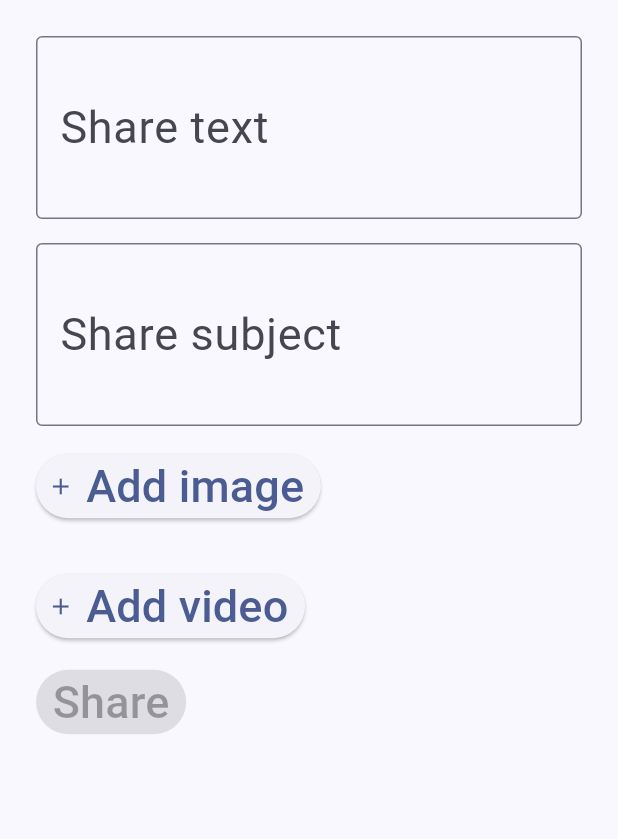
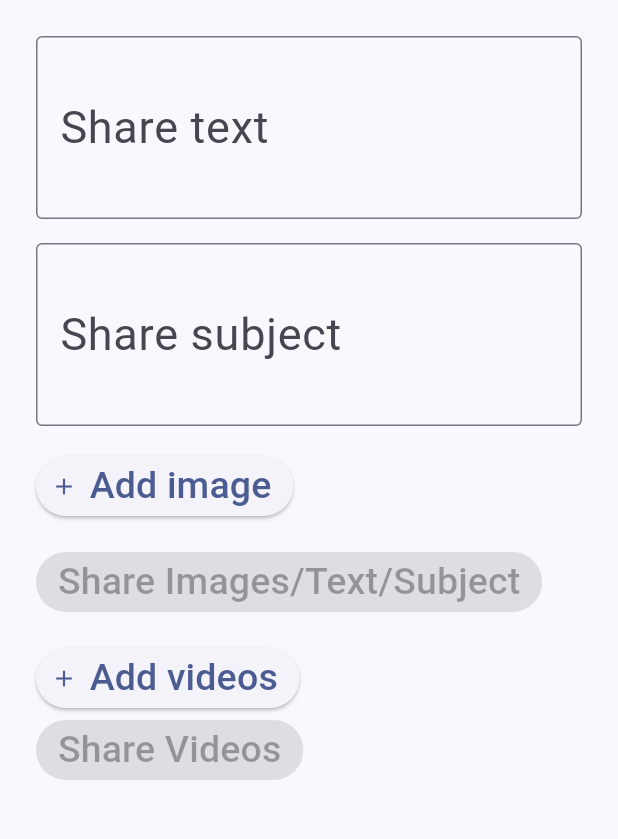
Before and after one commit to MuhammadBilalAkbar/share_plus_package, a Flutter app: the screen it shows after launch, after a tap on "Add image", on a phone screen of 412 x 824 dp, the part 84-923 px from its top. Run offline on Flutter 3.47's test engine with Material 2 defaults, Android fonts, the phone set to English and light mode, and no system bars; our stand-ins replace image_picker, share_plus; missing offline and left inert: file_selector.

Commit message:
Initial commit

```diff
--- a/lib/main.dart
+++ b/lib/main.dart
@@ -1,14 +1,9 @@
-import 'dart:io';
-import 'package:file_selector/file_selector.dart'
-    hide XFile; // hides to test if share_plus exports XFile
-import 'package:flutter/foundation.dart';
 import 'package:flutter/material.dart';
-import 'package:image_picker/image_picker.dart'
-    hide XFile; // hides to test if share_plus exports XFile
-import 'package:share_plus/share_plus.dart';
+
+import 'pages/share_plus_page.dart';
 
 void main() => runApp(const MyApp());
-//
+
 class MyApp extends StatelessWidget {
   const MyApp({super.key});
 
@@ -25,162 +20,9 @@ class MyApp extends StatelessWidget {
           textTheme: const TextTheme(
             bodyLarge: TextStyle(fontSize: 30.0),
             titleMedium: TextStyle(fontSize: 30.0),
-            labelLarge: TextStyle(fontSize: 30.0),
+            labelLarge: TextStyle(fontSize: 25.0),
           ),
         ),
         home: const SharePlusPage(),
       );
 }
-
-class SharePlusPage extends StatefulWidget {
-  const SharePlusPage({Key? key}) : super(key: key);
-
-  @override
-  SharePlusPageState createState() => SharePlusPageState();
-}
-
-class SharePlusPageState extends State<SharePlusPage> {
-  String text = '';
-  String subject = '';
-  List<String> names = [];
-  List<String> paths = [];
-  final imagePicker = ImagePicker();
-
-  @override
-  Widget build(BuildContext context) => Scaffold(
-        appBar: AppBar(
-          title: const Text('Share Plus Plugin Demo'),
-        ),
-        body: SingleChildScrollView(
-          padding: const EdgeInsets.all(24),
-          child: Column(
-            crossAxisAlignment: CrossAxisAlignment.start,
-            mainAxisSize: MainAxisSize.min,
-            children: [
-              TextField(
-                decoration: const InputDecoration(
-                  border: OutlineInputBorder(),
-                  labelText: 'Share text',
-                  hintText: 'Enter some text and/or link to share',
-                ),
-                maxLines: null,
-                onChanged: (value) => setState(() {
-                  text = value;
-                }),
-              ),
-              const SizedBox(height: 16),
-              TextField(
-                decoration: const InputDecoration(
-                  border: OutlineInputBorder(),
-                  labelText: 'Share subject',
-                  hintText: 'Enter subject to share (optional)',
-                ),
-                maxLines: null,
-                onChanged: (String value) => setState(() {
-                  subject = value;
-                }),
-              ),
-              const SizedBox(height: 16),
-              ElevatedButton.icon(
-                label: const Text('Add image'),
-                icon: const Icon(Icons.add),
-                onPressed: () async {
-                  // Using `package:file_selector` on windows, macos & Linux, since `package:image_picker` is not supported.
-                  if (!kIsWeb &&
-                      (Platform.isMacOS ||
-                          Platform.isLinux ||
-                          Platform.isWindows)) {
-                    const typeGroup = XTypeGroup(
-                      label: 'images',
-                      extensions: <String>['jpg', 'jpeg', 'png', 'gif'],
-                    );
-                    final file = await openFile(
-                      acceptedTypeGroups: <XTypeGroup>[typeGroup],
-                    );
-                    if (file != null) {
-                      setState(() {
-                        paths.add(file.path);
-                        names.add(file.name);
-                      });
-                    }
-                  } else {
-                    // Using `package:image_picker` to get image from gallery.
-                    final pickedFile = await imagePicker.pickImage(
-                      source: ImageSource.gallery,
-                    );
-                    if (pickedFile != null) {
-                      setState(() {
-                        paths.add(pickedFile.path);
-                        names.add(pickedFile.name);
-                      });
-                    }
-                  }
-                },
-              ),
-              const SizedBox(height: 32),
-              ElevatedButton.icon(
-                label: const Text('Add video'),
-                icon: const Icon(Icons.add),
-                onPressed: () async {
-                  final video = await imagePicker.pickVideo(
-                    source: ImageSource.gallery,
-                  );
-                  if (video != null) {
-                    setState(() {
-                      paths.add(video.path);
-                      names.add(video.name);
-                    });
-                  }
-                },
-              ),
-              const SizedBox(height: 16),
-              ElevatedButton(
-                style: ElevatedButton.styleFrom(
-                  foregroundColor: Theme.of(context).colorScheme.onPrimary,
-                  backgroundColor: Theme.of(context).colorScheme.primary,
-                ),
-                onPressed: text.isEmpty && paths.isEmpty
-                    ? null
-                    : () => onShare(context),
-                child: const Text('Share'),
-              ),
-            ],
-          ),
-        ),
-      );
-
-  void onDeleteImage(int position) {
-    setState(() {
-      paths.removeAt(position);
-      names.removeAt(position);
-    });
-  }
-
-  void onShare(BuildContext context) async {
-    final box = context.findRenderObject() as RenderBox?;
-
-    if (paths.isNotEmpty) {
-      final files = <XFile>[];
-      for (var i = 0; i < paths.length; i++) {
-        files.add(
-          XFile(
-            paths[i],
-            name: names[i],
-          ),
-        );
-      }
-      await Share.shareXFiles(
-        files,
-        text: text,
-        subject: subject,
-        sharePositionOrigin: box!.localToGlobal(Offset.zero) & box.size,
-      );
-    } else {
-      await Share.share(
-        text,
-        subject: subject,
-        sharePositionOrigin: box!.localToGlobal(Offset.zero) & box.size,
-      );
-    }
-  }
-}
--- /dev/null
+++ b/lib/pages/share_plus_page.dart
@@ -0,0 +1,202 @@
+import 'dart:io';
+import 'package:file_selector/file_selector.dart'
+    hide XFile; // hides to test if share_plus exports XFile
+import 'package:flutter/foundation.dart';
+import 'package:flutter/material.dart';
+import 'package:image_picker/image_picker.dart'
+    hide XFile; // hides to test if share_plus exports XFile
+import 'package:share_plus/share_plus.dart';
+
+import '../utils/image_previews.dart';
+
+class SharePlusPage extends StatefulWidget {
+  const SharePlusPage({Key? key}) : super(key: key);
+
+  @override
+  SharePlusPageState createState() => SharePlusPageState();
+}
+
+class SharePlusPageState extends State<SharePlusPage> {
+  String text = '';
+  String subject = '';
+  List<String> imageNames = [];
+  List<String> imagePaths = [];
+  List<String> videoNames = [];
+  List<String> videoPaths = [];
+  final imagePicker = ImagePicker();
+
+  @override
+  Widget build(BuildContext context) => Scaffold(
+        appBar: AppBar(
+          title: const Text('Share Plus Plugin Demo'),
+        ),
+        body: SingleChildScrollView(
+          padding: const EdgeInsets.all(24),
+          child: Column(
+            crossAxisAlignment: CrossAxisAlignment.start,
+            mainAxisSize: MainAxisSize.min,
+            children: [
+              TextField(
+                decoration: const InputDecoration(
+                  border: OutlineInputBorder(),
+                  labelText: 'Share text',
+                  hintText: 'Enter some text and/or link to share',
+                ),
+                maxLines: null,
+                onChanged: (value) => setState(() {
+                  text = value;
+                }),
+              ),
+              const SizedBox(height: 16),
+              TextField(
+                decoration: const InputDecoration(
+                  border: OutlineInputBorder(),
+                  labelText: 'Share subject',
+                  hintText: 'Enter subject to share (optional)',
+                ),
+                maxLines: null,
+                onChanged: (String value) => setState(() {
+                  subject = value;
+                }),
+              ),
+              const SizedBox(height: 16),
+              ImagePreviews(
+                imagePaths,
+                onDelete: onDeleteImage,
+              ),
+              ElevatedButton.icon(
+                label: const Text('Add image'),
+                icon: const Icon(Icons.add),
+                onPressed: () async {
+                  // Using `package:file_selector` on windows, macos & Linux, since `package:image_picker` is not supported.
+                  if (!kIsWeb &&
+                      (Platform.isMacOS ||
+                          Platform.isLinux ||
+                          Platform.isWindows)) {
+                    const typeGroup = XTypeGroup(
+                      label: 'images',
+                      extensions: <String>['jpg', 'jpeg', 'png', 'gif'],
+                    );
+                    final file = await openFile(
+                      acceptedTypeGroups: <XTypeGroup>[typeGroup],
+                    );
+                    if (file != null) {
+                      setState(() {
+                        imagePaths.add(file.path);
+                        imageNames.add(file.name);
+                      });
+                    }
+                  } else {
+                    // Using `package:image_picker` to get image from gallery.
+                    final pickedFile = await imagePicker.pickImage(
+                      source: ImageSource.gallery,
+                    );
+                    if (pickedFile != null) {
+                      setState(() {
+                        imagePaths.add(pickedFile.path);
+                        imageNames.add(pickedFile.name);
+                      });
+                    }
+                  }
+                },
+              ),
+              const SizedBox(height: 16),
+              ElevatedButton(
+                onPressed: text.isEmpty && imagePaths.isEmpty
+                    ? null
+                    : () => onShareImages(context),
+                child: const Text('Share Images/Text/Subject'),
+              ),
+              const SizedBox(height: 16),
+              ElevatedButton.icon(
+                label: const Text('Add videos'),
+                icon: const Icon(Icons.add),
+                onPressed: () async {
+                  final pickedFile = await imagePicker.pickVideo(
+                    source: ImageSource.gallery,
+                  );
+                  if (pickedFile != null) {
+                    setState(() {
+                      videoPaths.add(pickedFile.path);
+                      videoNames.add(pickedFile.name);
+                    });
+                  }
+                },
+              ),
+              ElevatedButton(
+                onPressed: videoPaths.isEmpty
+                    ? null
+                    : () {
+                        onShareVideos(context);
+                      },
+                child: const Text('Share Videos'),
+              ),
+            ],
+          ),
+        ),
+      );
+
+  void onDeleteImage(int position) {
+    setState(() {
+      imagePaths.removeAt(position);
+      imageNames.removeAt(position);
+    });
+  }
+
+  void onShareImages(BuildContext context) async {
+    final box = context.findRenderObject() as RenderBox?;
+
+    if (imagePaths.isNotEmpty) {
+      final files = <XFile>[];
+      for (var i = 0; i < imagePaths.length; i++) {
+        files.add(
+          XFile(
+            imagePaths[i],
+            name: imageNames[i],
+          ),
+        );
+      }
+      await Share.shareXFiles(
+        files,
+        text: text,
+        subject: subject,
+        sharePositionOrigin: box!.localToGlobal(Offset.zero) & box.size,
+      );
+    } else {
+      await Share.share(
+        text,
+        subject: subject,
+        sharePositionOrigin: box!.localToGlobal(Offset.zero) & box.size,
+      );
+    }
+  }
+
+  void onShareVideos(BuildContext context) async {
+    final box = context.findRenderObject() as RenderBox?;
+
+    if (videoPaths.isNotEmpty) {
+      final files = <XFile>[];
+      for (var i = 0; i < videoPaths.length; i++) {
+        files.add(
+          XFile(
+            videoPaths[i],
+            name: videoNames[i],
+          ),
+        );
+      }
+      await Share.shareXFiles(
+        files,
+        text: text,
+        subject: subject,
+        sharePositionOrigin: box!.localToGlobal(Offset.zero) & box.size,
+      );
+    }
+    // else {
+    //   await Share.share(
+    //     text,
+    //     subject: subject,
+    //     sharePositionOrigin: box!.localToGlobal(Offset.zero) & box.size,
+    //   );
+    // }
+  }
+}
--- /dev/null
+++ b/lib/utils/image_previews.dart
@@ -0,0 +1,72 @@
+import 'dart:io';
+
+import 'package:flutter/foundation.dart' show kIsWeb;
+import 'package:flutter/material.dart';
+
+class ImagePreviews extends StatelessWidget {
+  final List<String> imagePaths;
+  final Function(int)? onDelete;
+
+  const ImagePreviews(this.imagePaths, {Key? key, this.onDelete})
+      : super(key: key);
+
+  @override
+  Widget build(BuildContext context) {
+    if (imagePaths.isEmpty) {
+      return const SizedBox.shrink();
+    }
+
+    final imageWidgets = <Widget>[];
+    for (var i = 0; i < imagePaths.length; i++) {
+      imageWidgets.add(
+        _ImagePreview(
+          imagePaths[i],
+          onDelete: onDelete != null ? () => onDelete!(i) : null,
+        ),
+      );
+    }
+
+    return SingleChildScrollView(
+      scrollDirection: Axis.horizontal,
+      child: Row(children: imageWidgets),
+    );
+  }
+}
+
+class _ImagePreview extends StatelessWidget {
+  final String imagePath;
+  final VoidCallback? onDelete;
+
+  const _ImagePreview(this.imagePath, {Key? key, this.onDelete})
+      : super(key: key);
+
+  @override
+  Widget build(BuildContext context) {
+    final imageFile = File(imagePath);
+    return Padding(
+      padding: const EdgeInsets.all(8.0),
+      child: Stack(
+        children: <Widget>[
+          ConstrainedBox(
+            constraints: const BoxConstraints(
+              maxWidth: 200,
+              maxHeight: 200,
+            ),
+            child: kIsWeb ? Image.network(imagePath) : Image.file(imageFile),
+          ),
+          Positioned(
+            right: 0,
+            child: Padding(
+              padding: const EdgeInsets.all(8.0),
+              child: FloatingActionButton(
+                backgroundColor: Colors.red,
+                onPressed: onDelete,
+                child: const Icon(Icons.delete),
+              ),
+            ),
+          ),
+        ],
+      ),
+    );
+  }
+}
```
Also changed, not shown: 1 other file.
